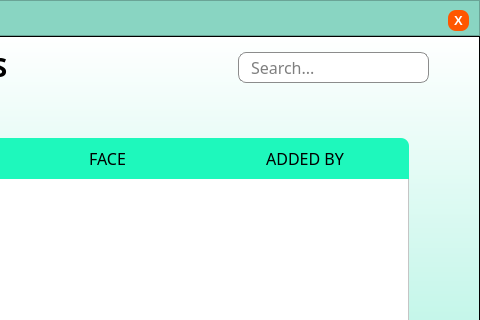
First picture: the form in registeredfaces.ui, repository marcryangil/facemaskdetection, before the edit; both pictures show x 462 to 942 and y 0 to 320 of the 942 by 495 pixel window.
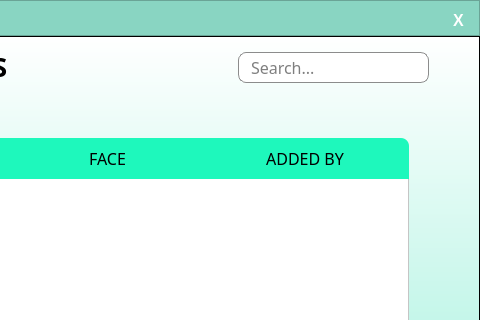
Second picture: the form after the edit. Icons and pictures are not drawn.

Patch:
```diff
--- a/registeredfaces.ui
+++ b/registeredfaces.ui
@@ -132,7 +132,7 @@
        <property name="font">
         <font>
          <family>MS Shell Dlg 2</family>
-         <pointsize>10</pointsize>
+         <pointsize>12</pointsize>
          <weight>75</weight>
          <bold>true</bold>
         </font>
@@ -142,7 +142,7 @@
        </property>
        <property name="styleSheet">
         <string notr="true">QPushButton{
-	background-color: rgba(255,87,0,255);
+	background-color: transparent;
 	border: none;
 	color: rgb(255, 255, 255);
 	border-radius: 8px;
```
